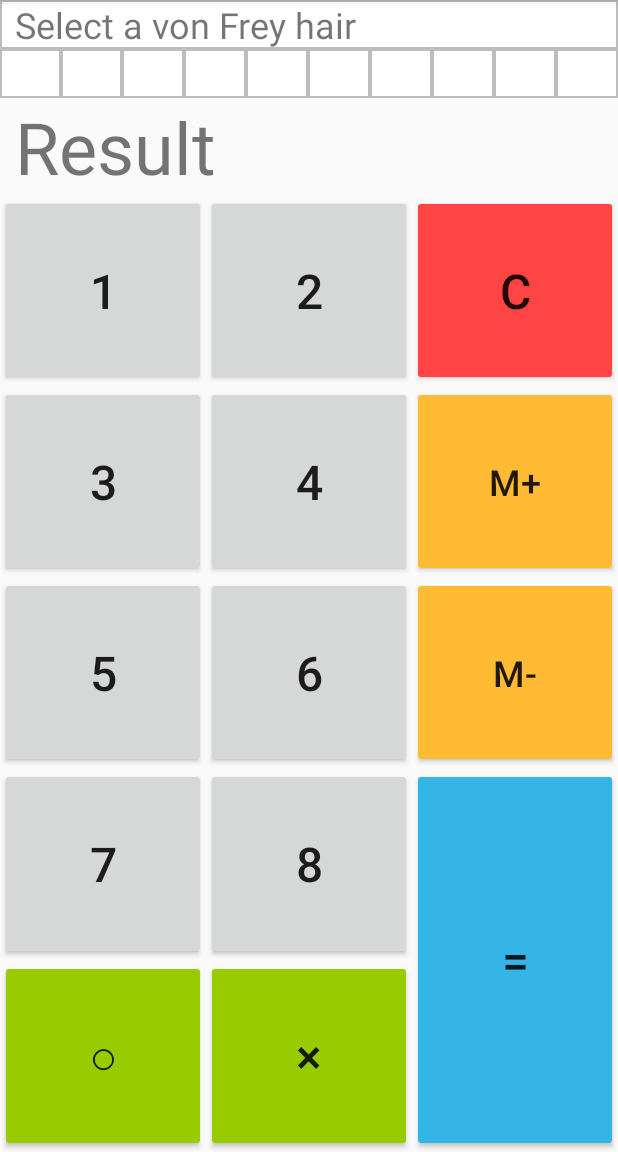
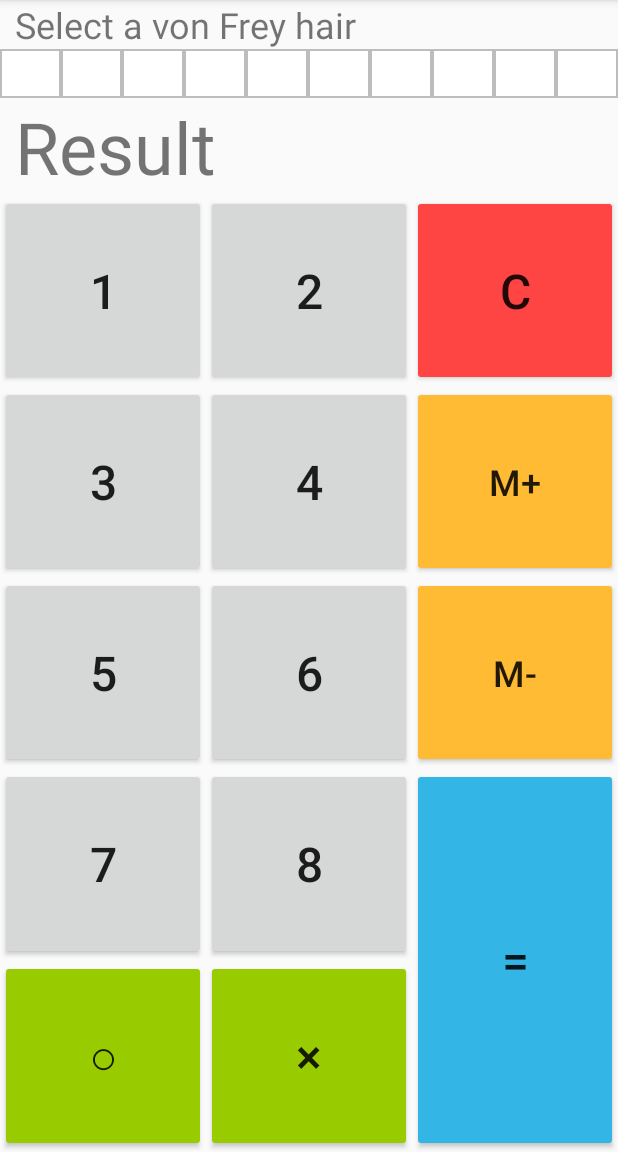
Before and after one commit to ffexis/VFPain, an Android app: the screen it shows after launch (MainActivity), on a phone screen of 412 x 824 dp, the part 84-1236 px from its top. Run offline under Robolectric (Android 15) with nearby library versions, the phone set to English and light mode, and no system bars.

Commit message:
UI improvement

```diff
--- a/app/src/main/res/layout/main.xml
+++ b/app/src/main/res/layout/main.xml
@@ -9,13 +9,13 @@
         android:id="@+id/text_pinres"
         android:layout_width="match_parent"
         android:layout_height="wrap_content"
-        android:background="@drawable/textview_border"
         android:gravity="start"
         android:paddingLeft="10dp"
         android:paddingRight="10dp"
         android:text="@string/vfh_init"
         android:textSize="24sp"
         tools:fontFamily="sans-serif-condensed" />
+
 
     <LinearLayout
         android:layout_width="match_parent"
@@ -111,6 +111,7 @@
             android:background="@drawable/textview_border"
             android:gravity="center"
             android:textSize="24sp" />
+
     </LinearLayout>
 
     <TextView
@@ -124,6 +125,7 @@
         android:textSize="48sp"
         android:text="@string/result_init"
         tools:fontFamily="sans-serif-condensed" />
+
 
     <LinearLayout
         android:layout_width="match_parent"
@@ -149,7 +151,6 @@
                     android:orientation="vertical">
 
 
-
                     <Button
                         android:id="@+id/btn_p1"
                         android:layout_width="match_parent"
@@ -159,7 +160,6 @@
                         android:textSize="32sp" />
 
 
-
                     <Button
                         android:id="@+id/btm_p3"
                         android:layout_width="match_parent"
@@ -167,6 +167,7 @@
                         android:layout_weight="1"
                         android:text="3"
                         android:textSize="32sp" />
+
                     <Button
                         android:id="@+id/btn_p5"
                         android:layout_width="match_parent"
@@ -174,6 +175,7 @@
                         android:layout_weight="1"
                         android:text="5"
                         android:textSize="32sp" />
+
                     <Button
                         android:id="@+id/btn_p7"
                         android:layout_width="match_parent"
@@ -190,6 +192,7 @@
                         android:backgroundTint="@android:color/holo_green_light"
                         android:text="○"
                         android:textSize="32sp" />
+
                 </LinearLayout>
 
                 <LinearLayout
@@ -197,6 +200,7 @@
                     android:layout_height="match_parent"
                     android:layout_weight="1"
                     android:orientation="vertical">
+
                     <Button
                         android:id="@+id/btn_p2"
                         android:layout_width="match_parent"
```
